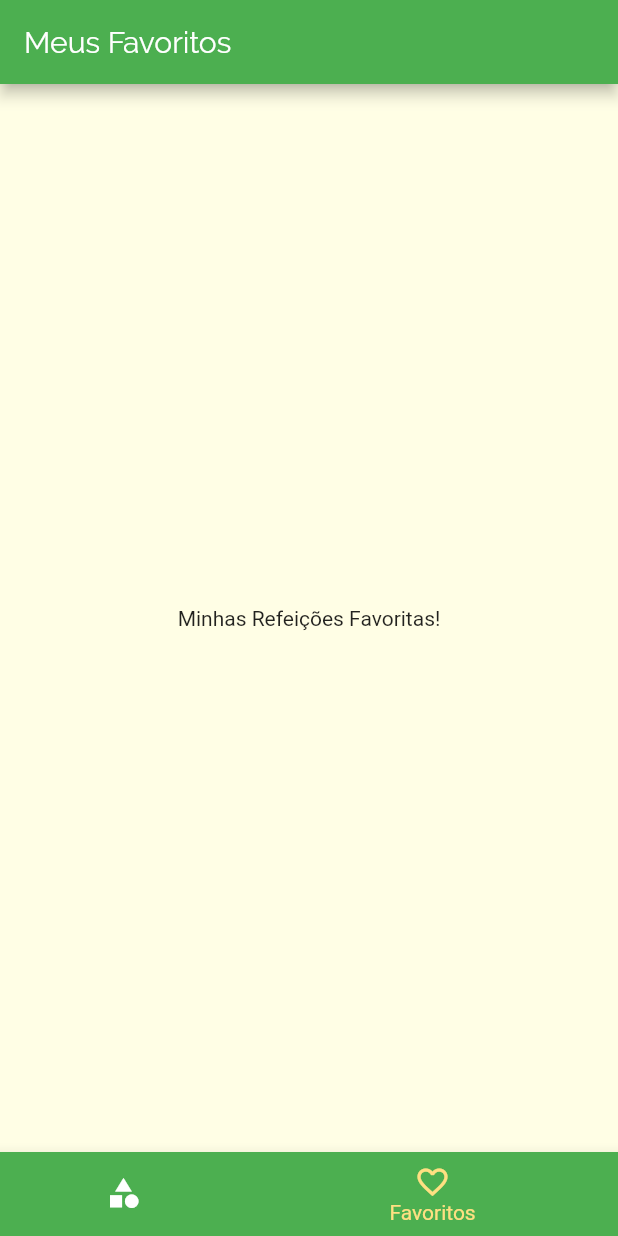
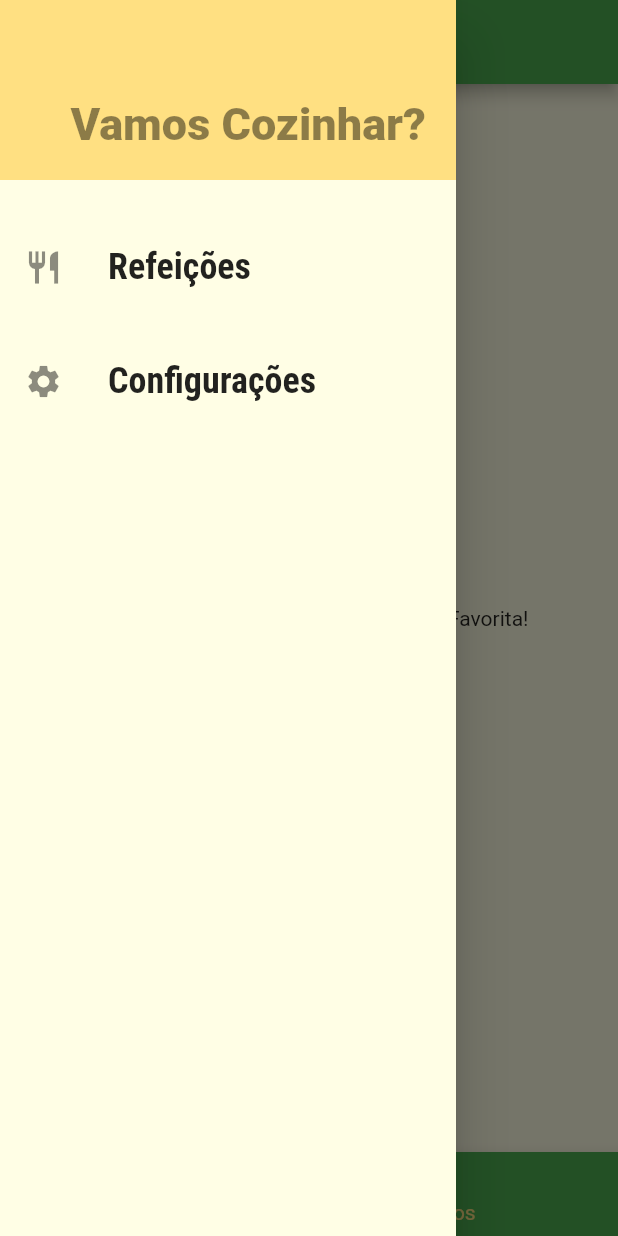
Before and after one commit to guilhermtorres/cardapio_receitas, a Flutter app: the screen it shows after launch, item 2 of the bottom bar chosen, with the side drawer open (before the commit the screen has no drawer), on a phone screen of 412 x 824 dp. Run offline on Flutter 3.47's test engine with Material 2 defaults, Android fonts, the phone set to English and light mode, and no system bars.

Commit message:
Implementação da Drawer, receitas favoritas e filtros de comidas seletivas

```diff
--- a/lib/src/app.dart
+++ b/lib/src/app.dart
@@ -1,10 +1,48 @@
 import 'package:cardapio_receitas/src/screens/categories_meals_screen.dart';
 import 'package:cardapio_receitas/src/screens/meal_details_screens.dart';
+import 'package:cardapio_receitas/src/screens/settings_screens.dart';
 import 'package:cardapio_receitas/src/screens/tabs_screens.dart';
 import 'package:cardapio_receitas/src/utils/app_routes_utils.dart';
 import 'package:flutter/material.dart';
 
-class MyApp extends StatelessWidget {
+import 'data/dummy_data.dart';
+import 'models/meal_models.dart';
+import 'models/settings_models.dart';
+
+class MyApp extends StatefulWidget {
+  @override
+  _MyAppState createState() => _MyAppState();
+}
+
+class _MyAppState extends State<MyApp> {
+  Settings settings = Settings();
+  List<Meal> _availableMeals = DUMMY_MEALS;
+  List<Meal> _favoriteMeals = [];
+
+  void _filterMeals(Settings settings) {
+    setState(() {
+      this.settings = settings;
+
+      _availableMeals = DUMMY_MEALS.where((meal) {
+        final filterGluten = settings.isGlutenFree && !meal.isGlutenFree;
+        final filterLactose = settings.isLactoseFree && !meal.isLactoseFree;
+        final filterVegan = settings.isVegan && !meal.isVegan;
+        final filterVegetarian = settings.isVegetarian && !meal.isVegetarian;
+        return !filterGluten && !filterLactose && !filterVegan && !filterVegetarian;
+      }).toList();
+    });
+  }
+
+  void _toggleFavorite(Meal meal) {
+    setState(() {
+      _favoriteMeals.contains(meal) ? _favoriteMeals.remove(meal) : _favoriteMeals.add(meal);
+    });
+  }
+
+  bool _isFavorite(Meal meal) {
+    return _favoriteMeals.contains(meal);
+  }
+
   @override
   Widget build(BuildContext context) {
     return MaterialApp(
@@ -23,9 +61,13 @@ class MyApp extends StatelessWidget {
       ),
       initialRoute: AppRoutes.HOME,
       routes: {
-        AppRoutes.HOME: (ctx) => TabsScreens(),
-        AppRoutes.CATEGORIES_MEALS: (ctx) => CategoriesMealsScreen(),
-        AppRoutes.MEAL_DETAILS: (ctx) => MealDetailScreens(),
+        AppRoutes.HOME: (ctx) => TabsScreens(_favoriteMeals),
+        AppRoutes.CATEGORIES_MEALS: (ctx) => CategoriesMealsScreen(_availableMeals),
+        AppRoutes.MEAL_DETAILS: (ctx) => MealDetailScreens(_toggleFavorite, _isFavorite),
+        AppRoutes.SETTINGS: (ctx) => SettingsScreens(
+              settings,
+              _filterMeals,
+            ),
       },
     );
   }
--- /dev/null
+++ b/lib/src/components/drawer_components.dart
@@ -0,0 +1,55 @@
+import 'package:cardapio_receitas/src/utils/app_routes_utils.dart';
+import 'package:flutter/material.dart';
+
+class MainDrawer extends StatelessWidget {
+  Widget _createItem(IconData icon, String label, Function onTap) {
+    return ListTile(
+      leading: Icon(
+        icon,
+        size: 26,
+      ),
+      title: Text(
+        label,
+        style: TextStyle(
+          fontFamily: 'RobotoCondensed',
+          fontSize: 24,
+          fontWeight: FontWeight.bold,
+        ),
+      ),
+      onTap: onTap,
+    );
+  }
+
+  @override
+  Widget build(BuildContext context) {
+    return Drawer(
+      child: Column(
+        children: <Widget>[
+          Container(
+            height: 120,
+            width: double.infinity,
+            padding: EdgeInsets.all(20),
+            color: Theme.of(context).accentColor,
+            alignment: Alignment.bottomRight,
+            child: Text(
+              'Vamos Cozinhar?',
+              style: TextStyle(
+                fontWeight: FontWeight.w900,
+                fontSize: 30,
+                color: Colors.black45,
+              ),
+            ),
+          ),
+          SizedBox(height: 30),
+          _createItem(
+            Icons.restaurant,
+            'Refeições',
+            () => Navigator.of(context).pushReplacementNamed(AppRoutes.HOME),
+          ),
+          SizedBox(height: 20),
+          _createItem(Icons.settings, 'Configurações', () => Navigator.of(context).pushReplacementNamed(AppRoutes.SETTINGS)),
+        ],
+      ),
+    );
+  }
+}
--- /dev/null
+++ b/lib/src/models/settings_models.dart
@@ -0,0 +1,13 @@
+class Settings {
+  bool isGlutenFree;
+  bool isLactoseFree;
+  bool isVegan;
+  bool isVegetarian;
+
+  Settings({
+    this.isGlutenFree = false,
+    this.isLactoseFree = false,
+    this.isVegan = false,
+    this.isVegetarian = false,
+  });
+}
--- a/lib/src/screens/categories_meals_screen.dart
+++ b/lib/src/screens/categories_meals_screen.dart
@@ -1,13 +1,15 @@
 import 'package:cardapio_receitas/src/components/meal_components.dart';
-import 'package:cardapio_receitas/src/data/dummy_data.dart';
 import 'package:cardapio_receitas/src/models/category_models.dart';
+import 'package:cardapio_receitas/src/models/meal_models.dart';
 import 'package:flutter/material.dart';
 
 class CategoriesMealsScreen extends StatelessWidget {
+  final List<Meal> meals;
+  const CategoriesMealsScreen(this.meals);
   @override
   Widget build(BuildContext context) {
     final category = ModalRoute.of(context).settings.arguments as Category;
-    final categoryMeals = DUMMY_MEALS.where((meal) {
+    final categoryMeals = meals.where((meal) {
       return meal.categories.contains(category.id);
     }).toList();
     return Scaffold(
--- a/lib/src/screens/favorites_screens.dart
+++ b/lib/src/screens/favorites_screens.dart
@@ -1,12 +1,25 @@
+import 'package:cardapio_receitas/src/components/meal_components.dart';
+import 'package:cardapio_receitas/src/models/meal_models.dart';
 import 'package:flutter/material.dart';
 
 class FavoritesScreens extends StatelessWidget {
+  final List<Meal> favoriteMeals;
+
+  const FavoritesScreens(this.favoriteMeals);
+
   @override
   Widget build(BuildContext context) {
-    return Center(
-      child: Text(
-        'Minhas Refeições Favoritas!',
-      ),
-    );
+    if (favoriteMeals.isEmpty) {
+      return Center(
+        child: Text('Nenhuma Refeição foi marcada como Favorita!'),
+      );
+    } else {
+      return ListView.builder(
+        itemCount: favoriteMeals.length,
+        itemBuilder: (ctx, index) {
+          return MealComponents(favoriteMeals[index]);
+        },
+      );
+    }
   }
 }
--- a/lib/src/screens/tabs_screens.dart
+++ b/lib/src/screens/tabs_screens.dart
@@ -1,18 +1,35 @@
+import 'package:cardapio_receitas/src/components/drawer_components.dart';
+import 'package:cardapio_receitas/src/models/meal_models.dart';
 import 'package:cardapio_receitas/src/screens/category_screens.dart';
 import 'package:cardapio_receitas/src/screens/favorites_screens.dart';
 import 'package:flutter/material.dart';
 
 class TabsScreens extends StatefulWidget {
+  final List<Meal> _favoriteMeals;
+
+  const TabsScreens(this._favoriteMeals);
+
   @override
   _TabsScreensState createState() => _TabsScreensState();
 }
 
 class _TabsScreensState extends State<TabsScreens> {
   int _selectedScreenIndex = 0;
-  final List<Map<String, dynamic>> _screens = [
-    {'title': 'Lista de Categorias', 'screen': CategoriesScreen()},
-    {'title': 'Meus Favoritos', 'screen': FavoritesScreens()}
-  ];
+  List<Map<String, dynamic>> _screens;
+
+  void initState() {
+    super.initState();
+    _screens = [
+      {
+        'title': 'Lista de Categorias',
+        'screen': CategoriesScreen(),
+      },
+      {
+        'title': 'Meus Favoritos',
+        'screen': FavoritesScreens(widget._favoriteMeals),
+      }
+    ];
+  }
 
   _selectScreen(int index) {
     setState(() {
@@ -30,6 +47,7 @@ class _TabsScreensState extends State<TabsScreens> {
             _screens[_selectedScreenIndex]['title'],
           ),
         ),
+        drawer: MainDrawer(),
         body: _screens[_selectedScreenIndex]['screen'],
         bottomNavigationBar: BottomNavigationBar(
           onTap: _selectScreen,
--- a/lib/src/utils/app_routes_utils.dart
+++ b/lib/src/utils/app_routes_utils.dart
@@ -2,4 +2,5 @@ class AppRoutes {
   static const HOME = '/';
   static const CATEGORIES_MEALS = '/categories-meals';
   static const MEAL_DETAILS = '/meal-details';
+  static const SETTINGS = '/settings';
 }
--- a/pubspec.yaml
+++ b/pubspec.yaml
@@ -27,6 +27,7 @@ dependencies:
 dev_dependencies:
   flutter_test:
     sdk: flutter
+
 
 
 # For information on the generic Dart part of this file, see the
```
Also changed, not shown: lib/src/components/meal_components.dart (+10 -2 lines), lib/src/screens/meal_details_screens.dart (+10 -0 lines), lib/src/screens/settings_screens.dart (added, +89 -0 lines), 5 other files.
